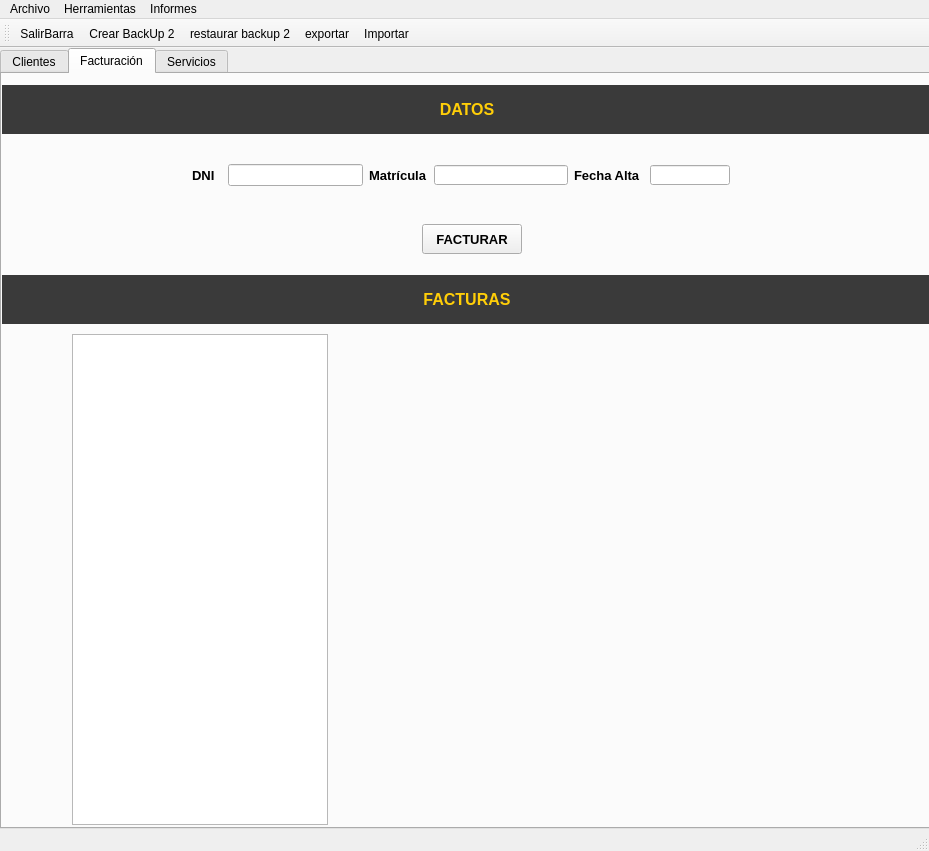
First picture: the form in views/venMain.ui, repository LazaroDeTormes/vazquezgonzalez, before the edit.
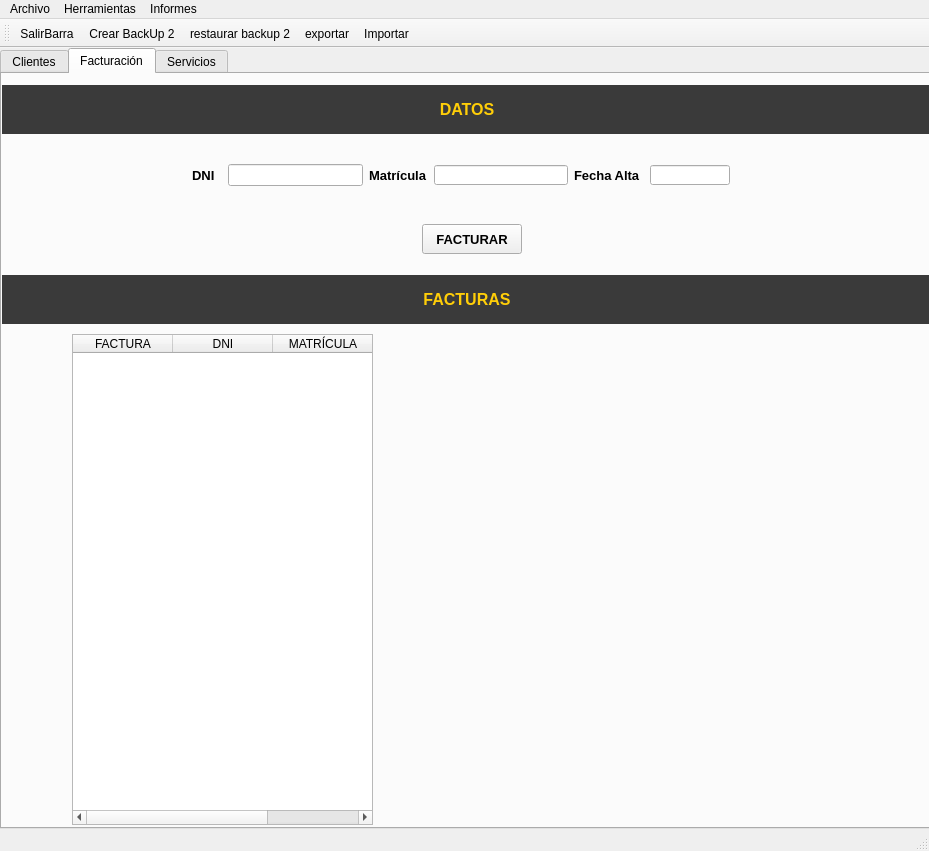
Second picture: the form after the edit. The open tabs and pages were chosen to show the change. Icons and pictures are not drawn.

Commit message: tabla de facturas completa y tabla con relaciones de ventas

What changed in the file:
```diff
--- a/views/venMain.ui
+++ b/views/venMain.ui
@@ -10,6 +10,18 @@
     <height>851</height>
    </rect>
   </property>
+  <property name="minimumSize">
+   <size>
+    <width>929</width>
+    <height>851</height>
+   </size>
+  </property>
+  <property name="maximumSize">
+   <size>
+    <width>929</width>
+    <height>851</height>
+   </size>
+  </property>
   <property name="windowTitle">
    <string>Talleres Teis</string>
   </property>
@@ -23,6 +35,18 @@
       <height>781</height>
      </rect>
     </property>
+    <property name="minimumSize">
+     <size>
+      <width>931</width>
+      <height>781</height>
+     </size>
+    </property>
+    <property name="maximumSize">
+     <size>
+      <width>931</width>
+      <height>781</height>
+     </size>
+    </property>
     <property name="currentIndex">
      <number>0</number>
     </property>
@@ -1382,16 +1406,6 @@
        <bool>true</bool>
       </property>
      </widget>
-     <widget class="QTableView" name="tablaFacturas">
-      <property name="geometry">
-       <rect>
-        <x>70</x>
-        <y>260</y>
-        <width>256</width>
-        <height>491</height>
-       </rect>
-      </property>
-     </widget>
      <widget class="QWidget" name="layoutWidget_4">
       <property name="geometry">
        <rect>
@@ -1767,7 +1781,7 @@
        </item>
       </layout>
      </widget>
-     <widget class="QWidget" name="">
+     <widget class="QWidget" name="layoutWidget">
       <property name="geometry">
        <rect>
         <x>190</x>
@@ -1880,6 +1894,52 @@
        </item>
       </layout>
      </widget>
+     <widget class="QTableWidget" name="tabFac">
+      <property name="enabled">
+       <bool>true</bool>
+      </property>
+      <property name="geometry">
+       <rect>
+        <x>70</x>
+        <y>260</y>
+        <width>301</width>
+        <height>491</height>
+       </rect>
+      </property>
+      <property name="minimumSize">
+       <size>
+        <width>301</width>
+        <height>491</height>
+       </size>
+      </property>
+      <property name="maximumSize">
+       <size>
+        <width>301</width>
+        <height>491</height>
+       </size>
+      </property>
+      <property name="editTriggers">
+       <set>QAbstractItemView::NoEditTriggers</set>
+      </property>
+      <property name="selectionBehavior">
+       <enum>QAbstractItemView::SelectRows</enum>
+      </property>
+      <column>
+       <property name="text">
+        <string>FACTURA</string>
+       </property>
+      </column>
+      <column>
+       <property name="text">
+        <string>DNI</string>
+       </property>
+      </column>
+      <column>
+       <property name="text">
+        <string>MATRÍCULA</string>
+       </property>
+      </column>
+     </widget>
     </widget>
     <widget class="QWidget" name="tab_3">
      <attribute name="title">
```
Left out of the diff: 64 changed lines with no effect on the pictures. The commit also changes 4 other files.
